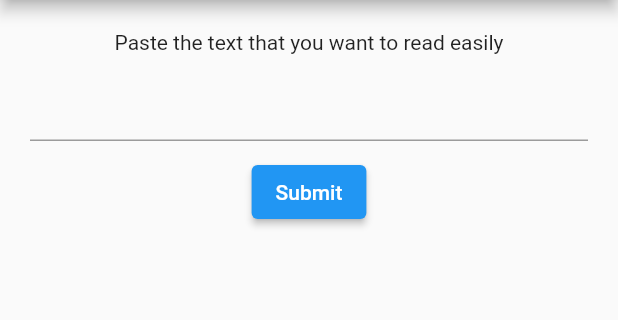
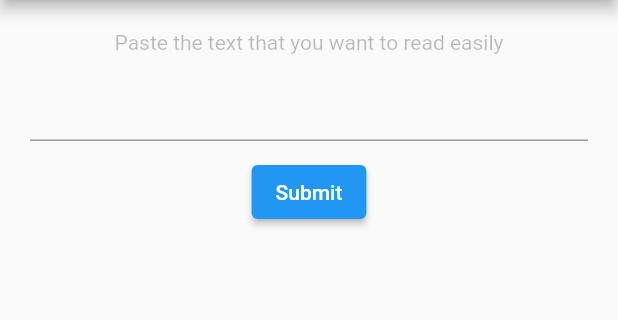
Before and after one commit to iskandarzhilmi/easereader, a Flutter app: the screen it shows after launch, on a phone screen of 412 x 824 dp, the part 84-404 px from its top. Run offline on Flutter 3.47's test engine with Material 2 defaults, Android fonts, the phone set to English and light mode, and no system bars.

Commit message:
Make the title text less opact.

```diff
--- a/lib/main.dart
+++ b/lib/main.dart
@@ -58,6 +58,9 @@ class _MyHomePageState extends State<MyHomePage> {
                 ),
                 Text(
                   'Paste the text that you want to read easily',
+                  style: TextStyle(
+                    color: Colors.black26,
+                  ),
                 ),
                 SizedBox(
                   height: 10,
```
